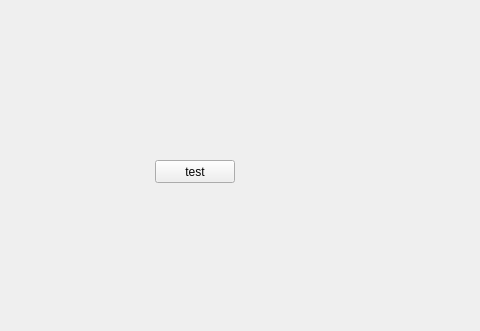
Above: mainwindow.ui from h7-v/suzuki-lj-dashboard before the change; both pictures show x 105 to 585 and y 0 to 331 of the 1024 by 600 pixel window. Below: the same form after it.
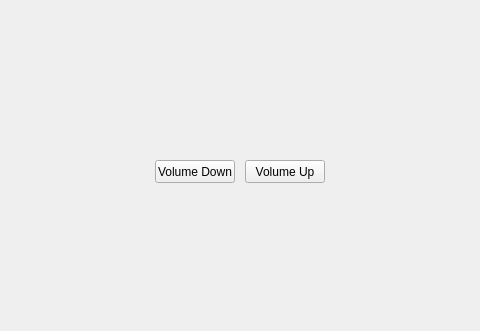
That is the form after the change.

Commit message: Report song from dbus to UI

Diff of the .ui file:
```diff
--- a/mainwindow.ui
+++ b/mainwindow.ui
@@ -24,7 +24,36 @@
      </rect>
     </property>
     <property name="text">
-     <string>test</string>
+     <string>Volume Down</string>
+    </property>
+   </widget>
+   <widget class="QPushButton" name="volUpButton">
+    <property name="geometry">
+     <rect>
+      <x>350</x>
+      <y>160</y>
+      <width>80</width>
+      <height>23</height>
+     </rect>
+    </property>
+    <property name="text">
+     <string>Volume Up</string>
+    </property>
+   </widget>
+   <widget class="QWidget" name="scrollingLabelPlaceholder" native="true">
+    <property name="geometry">
+     <rect>
+      <x>250</x>
+      <y>50</y>
+      <width>550</width>
+      <height>80</height>
+     </rect>
+    </property>
+    <property name="font">
+     <font>
+      <pointsize>14</pointsize>
+      <kerning>true</kerning>
+     </font>
     </property>
    </widget>
   </widget>
```
Left out of the diff: 2 changed lines with no effect on the pictures. The commit also changes 2 other files.
